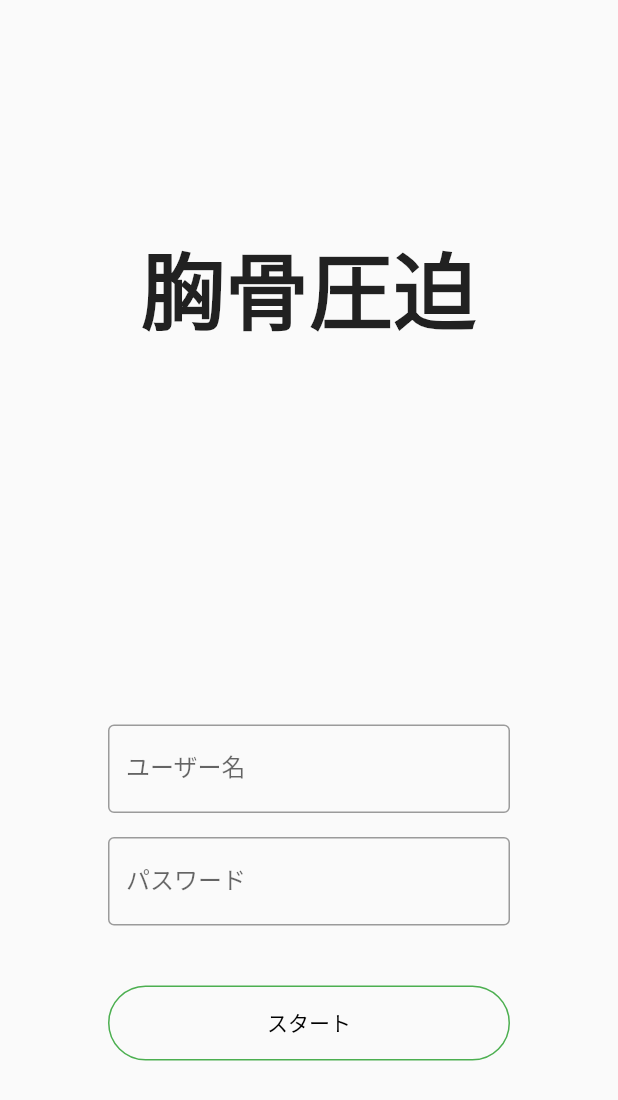
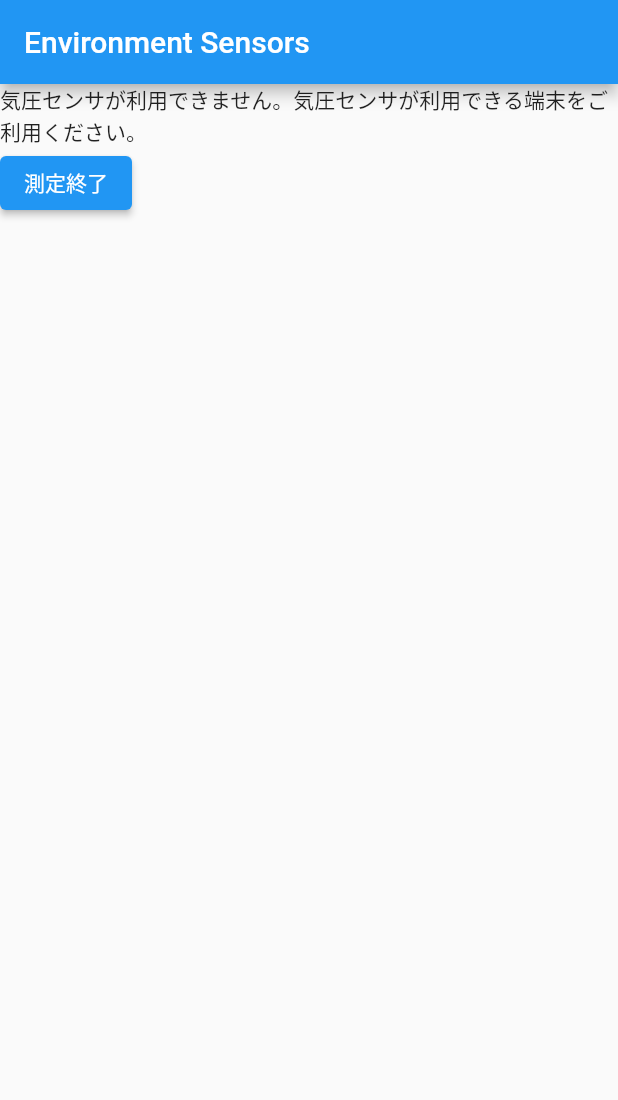
Before and after one commit to Tanesan/hackkimura, a Flutter app: the screen it shows after launch, on a phone screen of 412 x 824 dp. Shown: the top 1100 px of the screen. Run offline on Flutter 3.47's test engine with Material 2 defaults, Android fonts, the phone set to English and light mode, and no system bars; missing offline and left inert: environment_sensors; statements that could not run were skipped.

Commit message:
気圧測定処理を追加

```diff
--- a/lib/main.dart
+++ b/lib/main.dart
@@ -1,6 +1,8 @@
 import 'package:flutter/material.dart';
 import 'page/top.dart';
 import 'page/select.dart';
+import 'page/barometer.dart';
+import 'page/result.dart';
 
 void main() {
   runApp(MyApp());
@@ -18,13 +20,12 @@ class MyApp extends StatelessWidget {
         primaryColor: Colors.blueGrey[600],
         accentColor: Colors.blueGrey[600],
       ),
-      home: Select(),
+      home: Barometer(),
       routes: <String,WidgetBuilder>{
-        // '/home': (BuildContext context) => MyHomePage(),
-        // '/profile': (BuildContext context) => ProfilePage(),
-        // '/start': (BuildContext context) => StartPage(),
-        // '/bottom': (BuildContext context) => BottomNavgationBarPage(),
-        // '/name': (BuildContext context) => InputName(),
+        '/top': (BuildContext context) => Top(),
+        '/select': (BuildContext context) =>Select(),
+        '/result': (BuildContext context) => Result(),
+        '/barometer': (BuildContext context) => Barometer(),
       },
     );
   }
--- /dev/null
+++ b/lib/page/barometer.dart
@@ -0,0 +1,65 @@
+import 'package:flutter/material.dart';
+import 'dart:async';
+
+import 'package:environment_sensors/environment_sensors.dart';
+
+class Barometer extends StatefulWidget {
+  @override
+  _BarometerState createState() => _BarometerState();
+}
+
+class _BarometerState extends State<Barometer> {
+  bool _pressureAvailable = false;
+  var _pressures = List<double>.empty();
+  var _time = List<DateTime>.empty();
+  final environmentSensors = EnvironmentSensors();
+
+  @override
+  void initState() {
+    super.initState();
+    environmentSensors.pressure.listen((pressure) {
+      print(pressure.toString());
+      _pressures.add(pressure);
+      _time.add(DateTime.now());
+    });
+    initPlatformState();
+  }
+
+  // Platform messages are asynchronous, so we initialize in an async method.
+  Future<void> initPlatformState() async {
+    bool pressureAvailable;
+
+    pressureAvailable =
+    await environmentSensors.getSensorAvailable(SensorType.Pressure);
+
+    setState(() {
+      _pressureAvailable = pressureAvailable;
+    });
+  }
+
+  void _finishMeasurement() {
+    Navigator.of(context).pushNamed("/result", arguments: _pressures);
+  }
+
+  @override
+  Widget build(BuildContext context) {
+    return MaterialApp(
+      home: Scaffold(
+          appBar: AppBar(
+            title: const Text('Environment Sensors'),
+          ),
+          body: Column(crossAxisAlignment: CrossAxisAlignment.start, children: [
+            (_pressureAvailable)
+                ? StreamBuilder<double>(
+                stream: environmentSensors.pressure,
+                builder: (context, snapshot) {
+                  if (!snapshot.hasData) return CircularProgressIndicator();
+                  return Text(
+                      '圧力: ${snapshot.data?.toStringAsFixed(2)}');
+                })
+                : Text('気圧センサが利用できません。気圧センサが利用できる端末をご利用ください。'),
+            ElevatedButton(onPressed: _finishMeasurement , child: Text('測定終了'))
+          ])),
+    );
+  }
+}
--- a/pubspec.yaml
+++ b/pubspec.yaml
@@ -28,6 +28,7 @@ dependencies:
   # The following adds the Cupertino Icons font to your application.
   # Use with the CupertinoIcons class for iOS style icons.
   cupertino_icons: ^1.0.2
+  environment_sensors: ^0.2.0
 
 dev_dependencies:
   flutter_test:
```
Also changed, not shown: lib/page/result.dart (added, +11 -0 lines).
